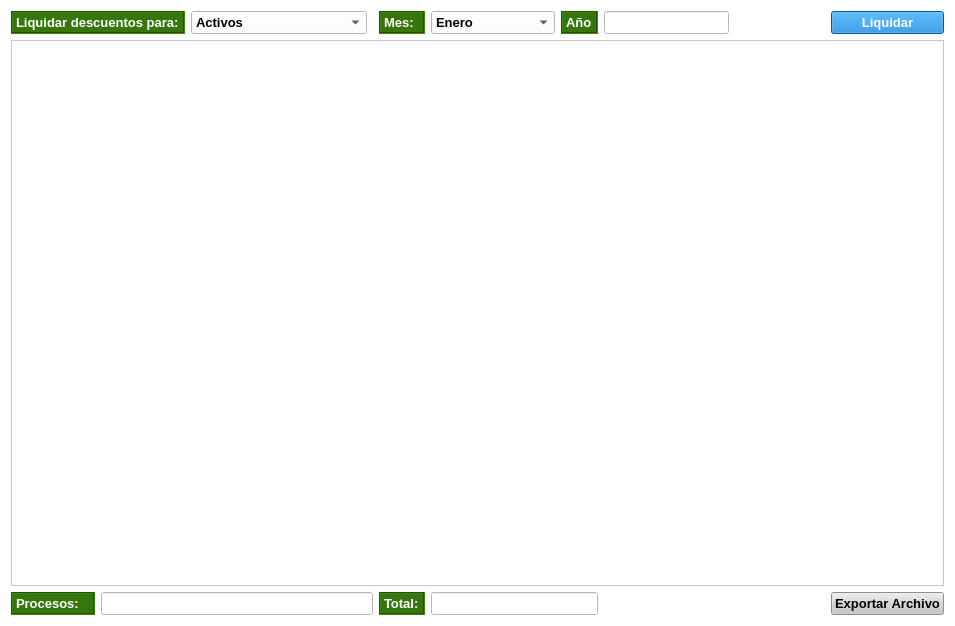
shae-ra/sindicato, file gui/liquidacion/liquidador.ui: the form before one commit.
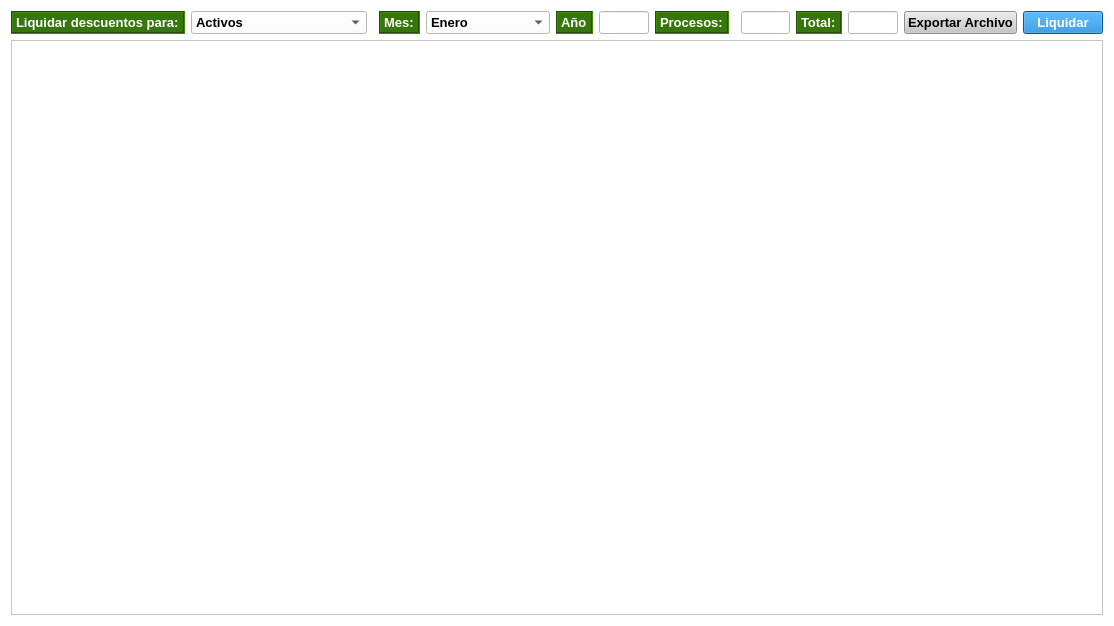
The form after the commit. Icons and pictures are not drawn.

```diff
--- a/gui/liquidacion/liquidador.ui
+++ b/gui/liquidacion/liquidador.ui
@@ -6,7 +6,7 @@
    <rect>
     <x>0</x>
     <y>0</y>
-    <width>955</width>
+    <width>1114</width>
     <height>626</height>
    </rect>
   </property>
@@ -429,25 +429,8 @@
    <string>Form</string>
   </property>
   <layout class="QGridLayout" name="gridLayout" rowstretch="0,100,0">
-   <item row="2" column="5" colspan="2">
-    <widget class="QLineEdit" name="lineEdit_3">
-     <property name="sizePolicy">
-      <sizepolicy hsizetype="Expanding" vsizetype="Expanding">
-       <horstretch>0</horstretch>
-       <verstretch>0</verstretch>
-      </sizepolicy>
-     </property>
-     <property name="font">
-      <font>
-       <pointsize>10</pointsize>
-       <weight>75</weight>
-       <bold>true</bold>
-      </font>
-     </property>
-    </widget>
-   </item>
-   <item row="2" column="1" colspan="3">
-    <widget class="QLineEdit" name="lineEdit_2">
+   <item row="0" column="7">
+    <widget class="QLineEdit" name="lineEdit">
      <property name="sizePolicy">
       <sizepolicy hsizetype="Expanding" vsizetype="Expanding">
        <horstretch>0</horstretch>
@@ -490,7 +473,7 @@
      </item>
     </widget>
    </item>
-   <item row="0" column="9">
+   <item row="0" column="14">
     <widget class="QPushButton" name="pushButton">
      <property name="font">
       <font>
@@ -525,75 +508,8 @@
      </property>
     </widget>
    </item>
-   <item row="2" column="9">
-    <widget class="QPushButton" name="pushButton_2">
-     <property name="font">
-      <font>
-       <pointsize>10</pointsize>
-       <weight>75</weight>
-       <bold>true</bold>
-      </font>
-     </property>
-     <property name="styleSheet">
-      <string notr="true">#pushButton_2{
-background-color:#C7C7C7;
-color: #000000
-}
-
-#pushButton_2:hover{
-background-color:#9B9B9A;
-}
-</string>
-     </property>
-     <property name="text">
-      <string>Exportar Archivo</string>
-     </property>
-     <property name="icon">
-      <iconset>
-       <normaloff>../iconos/file_apply.ico</normaloff>../iconos/file_apply.ico</iconset>
-     </property>
-     <property name="iconSize">
-      <size>
-       <width>30</width>
-       <height>30</height>
-      </size>
-     </property>
-    </widget>
-   </item>
-   <item row="2" column="4">
-    <widget class="QLabel" name="label_5">
-     <property name="sizePolicy">
-      <sizepolicy hsizetype="Preferred" vsizetype="Expanding">
-       <horstretch>0</horstretch>
-       <verstretch>0</verstretch>
-      </sizepolicy>
-     </property>
-     <property name="font">
-      <font>
-       <pointsize>10</pointsize>
-       <weight>75</weight>
-       <bold>true</bold>
-      </font>
-     </property>
-     <property name="styleSheet">
-      <string notr="true">#label_5{
-background-color:#37760D;
-color: #FFFFFF;
-}</string>
-     </property>
-     <property name="frameShape">
-      <enum>QFrame::Box</enum>
-     </property>
-     <property name="frameShadow">
-      <enum>QFrame::Sunken</enum>
-     </property>
-     <property name="text">
-      <string>Total:</string>
-     </property>
-    </widget>
-   </item>
-   <item row="0" column="7">
-    <widget class="QLineEdit" name="lineEdit">
+   <item row="0" column="12">
+    <widget class="QLineEdit" name="lineEdit_3">
      <property name="sizePolicy">
       <sizepolicy hsizetype="Expanding" vsizetype="Expanding">
        <horstretch>0</horstretch>
@@ -609,38 +525,6 @@
      </property>
     </widget>
    </item>
-   <item row="0" column="6">
-    <widget class="QLabel" name="label_3">
-     <property name="sizePolicy">
-      <sizepolicy hsizetype="Preferred" vsizetype="Expanding">
-       <horstretch>0</horstretch>
-       <verstretch>0</verstretch>
-      </sizepolicy>
-     </property>
-     <property name="font">
-      <font>
-       <pointsize>10</pointsize>
-       <weight>75</weight>
-       <bold>true</bold>
-      </font>
-     </property>
-     <property name="styleSheet">
-      <string notr="true">#label_3{
-background-color:#37760D;
-color: #FFFFFF;
-}</string>
-     </property>
-     <property name="frameShape">
-      <enum>QFrame::Box</enum>
-     </property>
-     <property name="frameShadow">
-      <enum>QFrame::Sunken</enum>
-     </property>
-     <property name="text">
-      <string>Año</string>
-     </property>
-    </widget>
-   </item>
    <item row="0" column="5">
     <widget class="QComboBox" name="comboBox_2">
      <property name="sizePolicy">
@@ -728,7 +612,39 @@
      </item>
     </widget>
    </item>
-   <item row="1" column="0" colspan="10">
+   <item row="0" column="6">
+    <widget class="QLabel" name="label_3">
+     <property name="sizePolicy">
+      <sizepolicy hsizetype="Preferred" vsizetype="Expanding">
+       <horstretch>0</horstretch>
+       <verstretch>0</verstretch>
+      </sizepolicy>
+     </property>
+     <property name="font">
+      <font>
+       <pointsize>10</pointsize>
+       <weight>75</weight>
+       <bold>true</bold>
+      </font>
+     </property>
+     <property name="styleSheet">
+      <string notr="true">#label_3{
+background-color:#37760D;
+color: #FFFFFF;
+}</string>
+     </property>
+     <property name="frameShape">
+      <enum>QFrame::Box</enum>
+     </property>
+     <property name="frameShadow">
+      <enum>QFrame::Sunken</enum>
+     </property>
+     <property name="text">
+      <string>Año</string>
+     </property>
+    </widget>
+   </item>
+   <item row="1" column="0" colspan="15">
     <widget class="QTableView" name="tableView">
      <property name="font">
       <font>
@@ -739,39 +655,7 @@
      </property>
     </widget>
    </item>
-   <item row="0" column="0" colspan="2">
-    <widget class="QLabel" name="label">
-     <property name="sizePolicy">
-      <sizepolicy hsizetype="Preferred" vsizetype="Expanding">
-       <horstretch>0</horstretch>
-       <verstretch>0</verstretch>
-      </sizepolicy>
-     </property>
-     <property name="font">
-      <font>
-       <pointsize>10</pointsize>
-       <weight>75</weight>
-       <bold>true</bold>
-      </font>
-     </property>
-     <property name="styleSheet">
-      <string notr="true">#label{
-background-color:#37760D;
-color: #FFFFFF;
-}</string>
-     </property>
-     <property name="frameShape">
-      <enum>QFrame::Box</enum>
-     </property>
-     <property name="frameShadow">
-      <enum>QFrame::Sunken</enum>
-     </property>
-     <property name="text">
-      <string>Liquidar descuentos para:</string>
-     </property>
-    </widget>
-   </item>
-   <item row="2" column="0">
+   <item row="0" column="8">
     <widget class="QLabel" name="label_4">
      <property name="sizePolicy">
       <sizepolicy hsizetype="Preferred" vsizetype="Expanding">
@@ -803,7 +687,7 @@
      </property>
     </widget>
    </item>
-   <item row="0" column="8">
+   <item row="0" column="9">
     <spacer name="horizontalSpacer">
      <property name="orientation">
       <enum>Qt::Horizontal</enum>
@@ -816,6 +700,38 @@
      </property>
     </spacer>
    </item>
+   <item row="0" column="0" colspan="2">
+    <widget class="QLabel" name="label">
+     <property name="sizePolicy">
+      <sizepolicy hsizetype="Preferred" vsizetype="Expanding">
+       <horstretch>0</horstretch>
+       <verstretch>0</verstretch>
+      </sizepolicy>
+     </property>
+     <property name="font">
+      <font>
+       <pointsize>10</pointsize>
+       <weight>75</weight>
+       <bold>true</bold>
+      </font>
+     </property>
+     <property name="styleSheet">
+      <string notr="true">#label{
+background-color:#37760D;
+color: #FFFFFF;
+}</string>
+     </property>
+     <property name="frameShape">
+      <enum>QFrame::Box</enum>
+     </property>
+     <property name="frameShadow">
+      <enum>QFrame::Sunken</enum>
+     </property>
+     <property name="text">
+      <string>Liquidar descuentos para:</string>
+     </property>
+    </widget>
+   </item>
    <item row="0" column="4">
     <widget class="QLabel" name="label_2">
      <property name="sizePolicy">
@@ -848,6 +764,90 @@
      </property>
     </widget>
    </item>
+   <item row="0" column="11">
+    <widget class="QLabel" name="label_5">
+     <property name="sizePolicy">
+      <sizepolicy hsizetype="Preferred" vsizetype="Expanding">
+       <horstretch>0</horstretch>
+       <verstretch>0</verstretch>
+      </sizepolicy>
+     </property>
+     <property name="font">
+      <font>
+       <pointsize>10</pointsize>
+       <weight>75</weight>
+       <bold>true</bold>
+      </font>
+     </property>
+     <property name="styleSheet">
+      <string notr="true">#label_5{
+background-color:#37760D;
+color: #FFFFFF;
+}</string>
+     </property>
+     <property name="frameShape">
+      <enum>QFrame::Box</enum>
+     </property>
+     <property name="frameShadow">
+      <enum>QFrame::Sunken</enum>
+     </property>
+     <property name="text">
+      <string>Total:</string>
+     </property>
+    </widget>
+   </item>
+   <item row="0" column="10">
+    <widget class="QLineEdit" name="lineEdit_2">
+     <property name="sizePolicy">
+      <sizepolicy hsizetype="Expanding" vsizetype="Expanding">
+       <horstretch>0</horstretch>
+       <verstretch>0</verstretch>
+      </sizepolicy>
+     </property>
+     <property name="font">
+      <font>
+       <pointsize>10</pointsize>
+       <weight>75</weight>
+       <bold>true</bold>
+      </font>
+     </property>
+    </widget>
+   </item>
+   <item row="0" column="13">
+    <widget class="QPushButton" name="pushButton_2">
+     <property name="font">
+      <font>
+       <pointsize>10</pointsize>
+       <weight>75</weight>
+       <bold>true</bold>
+      </font>
+     </property>
+     <property name="styleSheet">
+      <string notr="true">#pushButton_2{
+background-color:#C7C7C7;
+color: #000000
+}
+
+#pushButton_2:hover{
+background-color:#9B9B9A;
+}
+</string>
+     </property>
+     <property name="text">
+      <string>Exportar Archivo</string>
+     </property>
+     <property name="icon">
+      <iconset>
+       <normaloff>../iconos/file_apply.ico</normaloff>../iconos/file_apply.ico</iconset>
+     </property>
+     <property name="iconSize">
+      <size>
+       <width>30</width>
+       <height>30</height>
+      </size>
+     </property>
+    </widget>
+   </item>
   </layout>
  </widget>
  <resources/>
```
